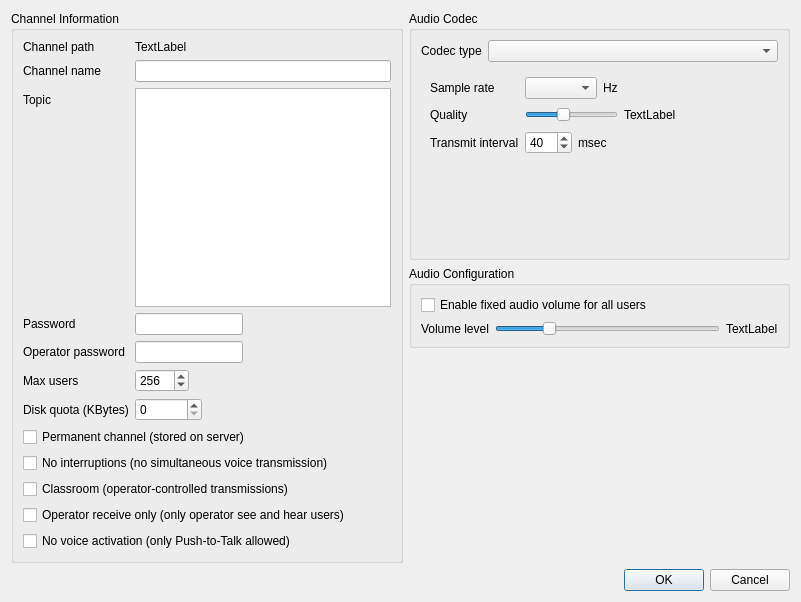
Old version of the form qtTeamTalk/channel.ui in the repository BearWare/TeamTalk5.
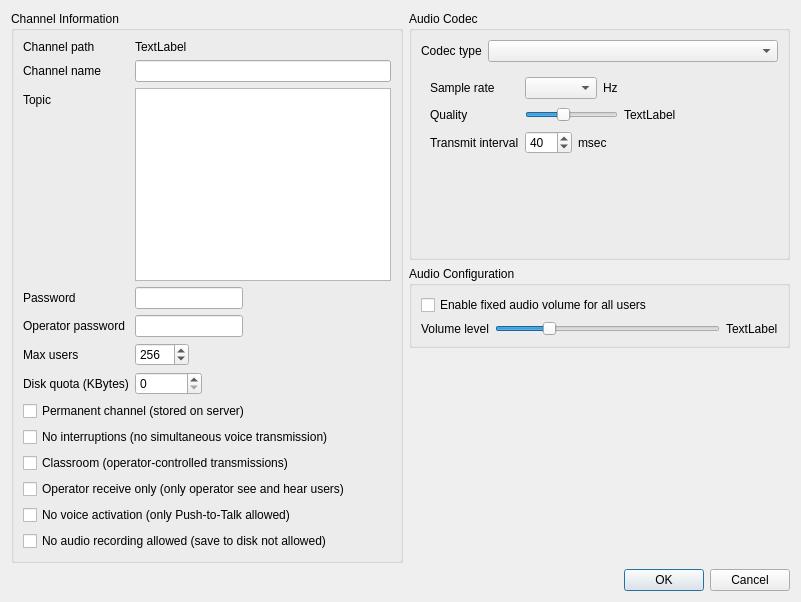
New version of the form.

Commit message: Channel for no recording. Mute left/right channel in Qt app.

Patch:
```diff
--- a/qtTeamTalk/channel.ui
+++ b/qtTeamTalk/channel.ui
@@ -201,6 +201,13 @@
             </property>
            </widget>
           </item>
+          <item>
+           <widget class="QCheckBox" name="norecordBox">
+            <property name="text">
+             <string>No audio recording allowed (save to disk not allowed)</string>
+            </property>
+           </widget>
+          </item>
          </layout>
         </item>
        </layout>
```
Left out of the diff: 1 changed line with no effect on the pictures. The commit also changes 6 other files.
